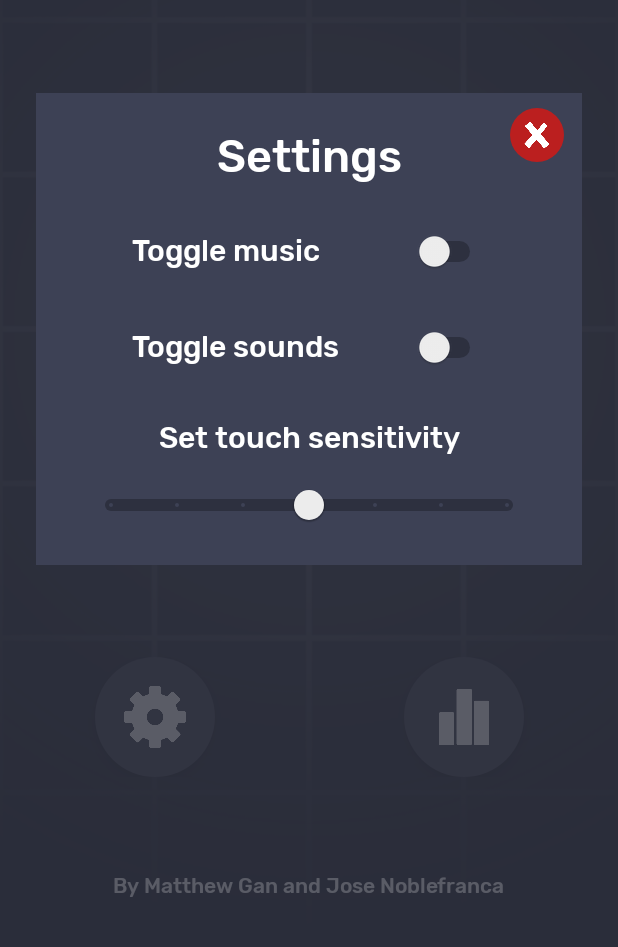
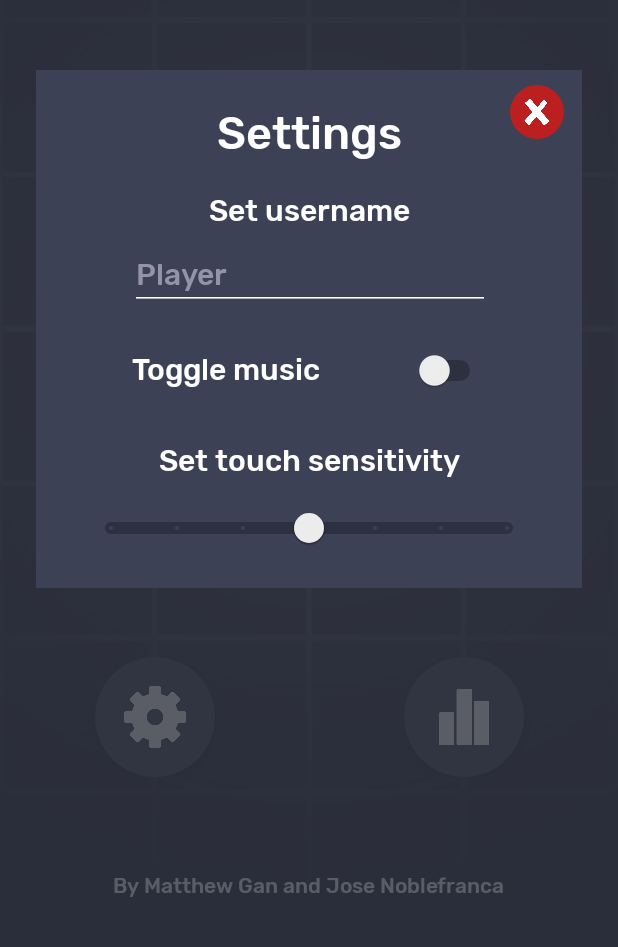
Before and after one commit to ganmatthew/Tetris, an Android app: the screen it shows after launch (MainActivity), after a tap on an icon or button, on a phone screen of 412 x 824 dp, the part 289-1236 px from its top. Run offline under Robolectric (Android 15) with nearby library versions, the phone set to English and light mode, and no system bars.

Commit message:
Leaderboard, attempt at settings

```diff
--- a/app/src/main/java/com/mobdeve/s12/group9/tetris/LeaderboardAdapter.java
+++ b/app/src/main/java/com/mobdeve/s12/group9/tetris/LeaderboardAdapter.java
@@ -18,9 +18,9 @@ public class LeaderboardAdapter extends RecyclerView.Adapter<LeaderboardHolder>
     @Override
     public LeaderboardHolder onCreateViewHolder(@NonNull ViewGroup parent, int viewType) {
         LayoutInflater layoutInflater = LayoutInflater.from(parent.getContext());
-        View itemView = layoutInflater.inflate(viewType, parent, false);
+        View view = layoutInflater.inflate(R.layout.item_leaderboard, parent, false);
 
-        LeaderboardHolder holder = new LeaderboardHolder(itemView);
+        LeaderboardHolder holder = new LeaderboardHolder(view);
         return holder;
     }
 
--- a/app/src/main/java/com/mobdeve/s12/group9/tetris/LeaderboardHolder.java
+++ b/app/src/main/java/com/mobdeve/s12/group9/tetris/LeaderboardHolder.java
@@ -7,7 +7,6 @@ import android.view.View;
 import android.widget.TextView;
 
 public class LeaderboardHolder extends RecyclerView.ViewHolder {
-    private TextView tvRank;
     private TextView tvUsername;
     private TextView tvScore;
     private TextView tvTimestamp;
@@ -15,7 +14,6 @@ public class LeaderboardHolder extends RecyclerView.ViewHolder {
     public LeaderboardHolder(@NonNull View itemView) {
         super(itemView);
 
-        this.tvRank = itemView.findViewById(R.id.tv_lead_item_rank);
         this.tvUsername = itemView.findViewById(R.id.tv_lead_item_username);
         this.tvScore = itemView.findViewById(R.id.tv_lead_item_score_value);
         this.tvTimestamp = itemView.findViewById(R.id.tv_lead_item_timestamp);
--- a/app/src/main/java/com/mobdeve/s12/group9/tetris/MainActivity.java
+++ b/app/src/main/java/com/mobdeve/s12/group9/tetris/MainActivity.java
@@ -1,7 +1,14 @@
 package com.mobdeve.s12.group9.tetris;
 
+import androidx.activity.result.ActivityResult;
+import androidx.activity.result.ActivityResultCallback;
+import androidx.activity.result.ActivityResultLauncher;
+import androidx.activity.result.contract.ActivityResultContracts;
 import androidx.appcompat.app.AppCompatActivity;
 import androidx.constraintlayout.widget.ConstraintLayout;
+import androidx.lifecycle.MutableLiveData;
+import androidx.lifecycle.Observer;
+import androidx.recyclerview.widget.LinearLayoutManager;
 import androidx.recyclerview.widget.RecyclerView;
 
 
@@ -19,8 +26,10 @@ import android.widget.TextView;
 import com.google.gson.Gson;
 
 import java.util.ArrayList;
+import java.util.Observable;
 
 enum IntentKeys {
+    PLAYER_USERNAME,
     SAVED_GAME_PRESENT,
     ADD_LEADERBOARD
 }
@@ -41,6 +50,7 @@ public class MainActivity extends AppCompatActivity {
     private ImageButton btnLeader;
 
     private boolean enableBtnContinue = false;
+    private MutableLiveData<Boolean> inflatedListener;
 
     // View components
     private View settingsView;
@@ -54,6 +64,9 @@ public class MainActivity extends AppCompatActivity {
     private RecyclerView leaderRecyclerView;
     private LeaderboardAdapter leaderAdapter;
     private ArrayList<LeaderboardEntry> leaderData = new ArrayList<LeaderboardEntry>();
+    private String username = "Player";
+
+    public MainActivity() { }
 
     /***
      * Activity listeners
@@ -104,18 +117,28 @@ public class MainActivity extends AppCompatActivity {
 
         btnLeaderExit = viewLeader.findViewById(R.id.btn_leaderboard_exit);
 
+        // Set up new intent to GameActivity
+        Intent i = new Intent(MainActivity.this, GameActivity.class);
+
         // Initialize SettingsService
         settingsService = new SettingsService(settingsView, clOverlay, MainActivity.this);
+        i.putExtra(IntentKeys.PLAYER_USERNAME.name(), settingsService.getUsername());
+        musicService.setSettings(settingsService);
 
-        // Set up intent to GameActivity
-        Intent i = new Intent(MainActivity.this, GameActivity.class);
+        // Listen to changes to inflated settings view
+        inflatedListener = new MutableLiveData<Boolean>();
+        inflatedListener.postValue(settingsService.getIsInflated());
+        inflatedListener.observe(MainActivity.this, boolResult -> {
+            i.putExtra(IntentKeys.PLAYER_USERNAME.name(), settingsService.getUsername());
+            musicService.setSettings(settingsService);
+        });
 
-        // Continue mode will prompt GameActivity to load the first entry from the database
+                // Continue mode will prompt GameActivity to load the first entry from the database
         if (enableBtnContinue) {
             btnContinue.setVisibility(View.VISIBLE);
             btnContinue.setOnClickListener(v -> {
                 i.putExtra(GameMode.class.getName(), GameMode.CONTINUE.name());
-                startActivityForResult(i, 1);
+                gameActivityResultLauncher.launch(i);
                 hideGameModes();
             });
         } else {
@@ -139,14 +162,14 @@ public class MainActivity extends AppCompatActivity {
 
                 TextView tvLeaderEmpty = leaderView.findViewById(R.id.tv_leaderboard_empty);
                 leaderRecyclerView = leaderView.findViewById(R.id.rv_leaderboard);
+                leaderRecyclerView.setLayoutManager(
+                    new LinearLayoutManager(this, LinearLayoutManager.VERTICAL, false)
+                );
 
                 if (!leaderData.isEmpty()) {
                     tvLeaderEmpty.setVisibility(View.GONE);
                     leaderAdapter = new LeaderboardAdapter(leaderData);
                     leaderRecyclerView.setAdapter(leaderAdapter);
-
-                    leaderAdapter.notifyItemChanged(0);
-                    leaderAdapter.notifyItemRangeChanged(0, leaderAdapter.getItemCount());
                 } else {
                     tvLeaderEmpty.setVisibility(View.VISIBLE);
                 }
@@ -163,19 +186,19 @@ public class MainActivity extends AppCompatActivity {
         // Opens the game in different game modes
         btnSprint.setOnClickListener(v -> {
             i.putExtra(GameMode.class.getName(), GameMode.SPRINT.name());
-            startActivityForResult(i, 1);
+            gameActivityResultLauncher.launch(i);
             hideGameModes();
         });
 
         btnMarathon.setOnClickListener(v -> {
             i.putExtra(GameMode.class.getName(), GameMode.MARATHON.name());
-            startActivityForResult(i, 1);
+            gameActivityResultLauncher.launch(i);
             hideGameModes();
         });
 
         btnEndless.setOnClickListener(v -> {
             i.putExtra(GameMode.class.getName(), GameMode.ENDLESS.name());
-            startActivityForResult(i, 1);
+            gameActivityResultLauncher.launch(i);
             hideGameModes();
         });
 
@@ -230,27 +253,30 @@ public class MainActivity extends AppCompatActivity {
     }
 
     /**
-     * Recevies intents from other activities
-     * @param requestCode Request code from the ActivityResult.
-     * @param resultCode Result code from the ActivityResult.
-     * @param data Holds the intents that will be passed from GameActivity
+     *  Called when GameActivity returns to MainActivity
      */
-    @Override
-    public void onActivityResult(int requestCode, int resultCode, Intent data) {
-        super.onActivityResult(requestCode, resultCode, data);
-        switch(requestCode) {
-            case 1: {
-                if (resultCode == Activity.RESULT_OK) {
-                    // Indicates that there is a saved game to be continued
-                    enableBtnContinue = data.getBooleanExtra(IntentKeys.SAVED_GAME_PRESENT.name(), false);
+    ActivityResultLauncher<Intent> gameActivityResultLauncher = registerForActivityResult(
+        new ActivityResultContracts.StartActivityForResult(),
+        new ActivityResultCallback<ActivityResult>() {
+            @Override
+            public void onActivityResult(ActivityResult result) {
+                Intent j = result.getData();
+                if (result.getResultCode() == Activity.RESULT_OK) {
+                    // Checks if a saved game exists
+                    enableBtnContinue = j.getBooleanExtra(IntentKeys.SAVED_GAME_PRESENT.name(), false);
+
                     // Adds new entry to leaderboard
-                    String json = data.getStringExtra(IntentKeys.ADD_LEADERBOARD.name());
-                    leaderData.add( new Gson().fromJson(json, LeaderboardEntry.class) );
+                    String json = j.getStringExtra(IntentKeys.ADD_LEADERBOARD.name());
+                    if (json != null) {
+                        leaderData.add( new Gson().fromJson(json, LeaderboardEntry.class) );
+                        if (leaderAdapter != null) {
+                            leaderAdapter.notifyItemChanged(0);
+                            leaderAdapter.notifyItemRangeChanged(0, leaderAdapter.getItemCount());
+                        }
+                    }
                 }
-                break;
             }
-        }
-    }
+        });
 
     /**
      * Overrides the back button to close the settings/leaderboard view
--- a/app/src/main/java/com/mobdeve/s12/group9/tetris/MusicService.java
+++ b/app/src/main/java/com/mobdeve/s12/group9/tetris/MusicService.java
@@ -31,13 +31,8 @@ public class MusicService {
 
     public void setSettings(SettingsService settings) {
         musicEnabled = settings.getMusicEnabled();
-
-        if (!musicEnabled) {
-            pause();
-        }
-        if (musicEnabled && !mPlayer.isPlaying()) {
-            resume();
-        }
+        float volume = musicEnabled ? 1 : 0;
+        mPlayer.setVolume(volume, volume);
     }
 
     public void start() {
--- a/app/src/main/java/com/mobdeve/s12/group9/tetris/SettingsService.java
+++ b/app/src/main/java/com/mobdeve/s12/group9/tetris/SettingsService.java
@@ -2,9 +2,11 @@ package com.mobdeve.s12.group9.tetris;
 
 import android.content.Context;
 import android.content.SharedPreferences;
+import android.database.Observable;
 import android.preference.PreferenceManager;
 import android.view.View;
 import android.widget.Button;
+import android.widget.EditText;
 import android.widget.ImageButton;
 import android.widget.Switch;
 
@@ -13,6 +15,7 @@ import androidx.constraintlayout.widget.ConstraintLayout;
 import com.google.android.material.slider.Slider;
 
 enum Keys {
+    USERNAME,
     MUSIC_ENABLED,
     SOUNDS_ENABLED,
     TOUCH_SENSITIVITY
@@ -32,13 +35,14 @@ public class SettingsService {
 
     private View settingsView;
 
+    private EditText etUsername;
     private Switch musicSwitch;
-    private Switch soundsSwitch;
     private Slider touchSensSlider;
     private ImageButton btnClose;
     private ConstraintLayout clOverlay;
 
     private Context context;
+
     private boolean isViewInflated;
 
     public SettingsService(View view, ConstraintLayout layout, Context context) {
@@ -48,8 +52,8 @@ public class SettingsService {
 
         isViewInflated = true;
 
+        etUsername = view.findViewById(R.id.et_settings_username);
         musicSwitch = view.findViewById(R.id.sw_settings_music);
-        soundsSwitch = view.findViewById(R.id.sw_settings_sounds);
         touchSensSlider = view.findViewById(R.id.sl_settings_sensitivity);
         btnClose = view.findViewById(R.id.btn_settings_exit);
 
@@ -62,15 +66,15 @@ public class SettingsService {
 
     // Sets the settings parameters based on the loaded data
     public void loadSettings() {
+        this.etUsername.setText( this.sp.getString( Keys.USERNAME.name(), this.etUsername.getText().toString() ) );
         this.musicSwitch.setChecked( this.sp.getBoolean( Keys.MUSIC_ENABLED.name(), this.musicSwitch.isChecked() ) );
-        this.soundsSwitch.setChecked( this.sp.getBoolean( Keys.SOUNDS_ENABLED.name(), this.soundsSwitch.isChecked() ) );
         this.touchSensSlider.setValue( this.sp.getFloat( Keys.TOUCH_SENSITIVITY.name(), this.touchSensSlider.getValue() ) );
     }
 
     // Saves a backup of the data to SharedPreferences
     public void saveSettings() {
+        this.spEditor.putString( Keys.USERNAME.name(), this.etUsername.getText().toString() );
         this.spEditor.putBoolean( Keys.MUSIC_ENABLED.name(), this.musicSwitch.isChecked() );
-        this.spEditor.putBoolean( Keys.SOUNDS_ENABLED.name(), this.soundsSwitch.isChecked() );
         this.spEditor.putFloat( Keys.TOUCH_SENSITIVITY.name(), this.touchSensSlider.getValue() );
 
         this.spEditor.apply();
@@ -89,9 +93,9 @@ public class SettingsService {
     // Changes the context of settings as it is passed from one activity to another
     public void setContext(Context context) { this.context = context; }
 
+    public String getUsername() { return this.sp.getString( Keys.USERNAME.name(), this.etUsername.getText().toString() ); }
+
     public boolean getMusicEnabled() { return this.sp.getBoolean( Keys.MUSIC_ENABLED.name(), this.musicSwitch.isChecked() ); }
-
-    public boolean getSoundEnabled() { return this.sp.getBoolean( Keys.SOUNDS_ENABLED.name(), this.soundsSwitch.isChecked() ); }
 
     public float getSensitivity() { return this.sp.getFloat( Keys.TOUCH_SENSITIVITY.name(), this.touchSensSlider.getValue() ); }
 
--- a/app/src/main/res/layout/activity_settings.xml
+++ b/app/src/main/res/layout/activity_settings.xml
@@ -74,6 +74,46 @@
             </androidx.constraintlayout.widget.ConstraintLayout>
 
             <androidx.constraintlayout.widget.ConstraintLayout
+                android:id="@+id/cl_settings_username"
+                android:layout_width="match_parent"
+                android:layout_height="wrap_content"
+                android:paddingTop="8dp"
+                android:paddingBottom="8dp">
+
+                <TextView
+                    android:id="@+id/tv_settings_username"
+                    android:layout_width="wrap_content"
+                    android:layout_height="wrap_content"
+                    android:fontFamily="@font/rubik_medium"
+                    android:text="@string/settings_username"
+                    android:textColor="@color/white"
+                    android:textSize="20sp"
+                    app:layout_constraintBottom_toBottomOf="@+id/sw_settings_music"
+                    app:layout_constraintEnd_toEndOf="parent"
+                    app:layout_constraintStart_toStartOf="parent"
+                    app:layout_constraintTop_toTopOf="@+id/sw_settings_music" />
+
+                <EditText
+                    android:id="@+id/et_settings_username"
+                    android:layout_width="wrap_content"
+                    android:layout_height="wrap_content"
+                    android:layout_marginTop="8dp"
+                    android:backgroundTint="@color/white"
+                    android:ems="10"
+                    android:fontFamily="@font/rubik_medium"
+                    android:inputType="textPersonName"
+                    android:text="Player"
+                    android:textAlignment="textStart"
+                    android:textAllCaps="false"
+                    android:textColor="@color/board_border_color"
+                    android:textSize="20sp"
+                    app:layout_constraintEnd_toEndOf="@+id/tv_settings_username"
+                    app:layout_constraintStart_toStartOf="@+id/tv_settings_username"
+                    app:layout_constraintTop_toBottomOf="@+id/tv_settings_username" />
+
+            </androidx.constraintlayout.widget.ConstraintLayout>
+
+            <androidx.constraintlayout.widget.ConstraintLayout
                 android:id="@+id/cl_settings_music"
                 android:layout_width="match_parent"
                 android:layout_height="wrap_content"
@@ -100,39 +140,6 @@
                     android:layout_marginEnd="64dp"
                     android:minHeight="48dp"
                     android:switchMinWidth="48dp"
-                    app:layout_constraintEnd_toEndOf="parent"
-                    app:layout_constraintTop_toTopOf="parent" />
-
-            </androidx.constraintlayout.widget.ConstraintLayout>
-
-            <androidx.constraintlayout.widget.ConstraintLayout
-                android:id="@+id/cl_settings_sounds"
-                android:layout_width="match_parent"
-                android:layout_height="wrap_content"
-                android:paddingTop="8dp"
-                android:paddingBottom="8dp">
-
-                <TextView
-                    android:id="@+id/tv_settings_sounds"
-                    android:layout_width="wrap_content"
-                    android:layout_height="wrap_content"
-                    android:layout_marginStart="64dp"
-                    android:fontFamily="@font/rubik_medium"
-                    android:text="@string/settings_sounds"
-                    android:textColor="@color/white"
-                    android:textSize="20sp"
-                    app:layout_constraintBottom_toBottomOf="@+id/sw_settings_sounds"
-                    app:layout_constraintStart_toStartOf="parent"
-                    app:layout_constraintTop_toTopOf="@+id/sw_settings_sounds" />
-
-                <Switch
-                    android:id="@+id/sw_settings_sounds"
-                    android:layout_width="wrap_content"
-                    android:layout_height="wrap_content"
-                    android:layout_marginEnd="64dp"
-                    android:minHeight="48dp"
-                    android:switchMinWidth="48dp"
-                    app:layout_constraintBottom_toBottomOf="parent"
                     app:layout_constraintEnd_toEndOf="parent"
                     app:layout_constraintTop_toTopOf="parent" />
 
--- a/app/src/main/res/values/strings.xml
+++ b/app/src/main/res/values/strings.xml
@@ -8,6 +8,7 @@
     <string name="menu_credits">By Matthew Gan and Jose Noblefranca</string>
 
     <string name="settings_header">Settings</string>
+    <string name="settings_username">Set username</string>
     <string name="settings_music">Toggle music</string>
     <string name="settings_sounds">Toggle sounds</string>
     <string name="settings_sensitivity">Set touch sensitivity</string>
```
Also changed, not shown: app/src/main/java/com/mobdeve/s12/group9/tetris/Board.java (+6 -2 lines), app/src/main/java/com/mobdeve/s12/group9/tetris/DatabaseHandler.java (+30 -16 lines), app/src/main/java/com/mobdeve/s12/group9/tetris/GameActivity.java (+39 -20 lines), app/src/main/java/com/mobdeve/s12/group9/tetris/LeaderboardEntry.java (+4 -5 lines), app/src/main/res/layout/activity_leaderboard.xml (+18 -18 lines), app/src/main/res/layout/item_leaderboard.xml (+5 -22 lines).
